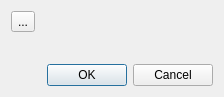
This is src/librssguard/gui/dialogs/formaddeditlabel.ui in norbusan/rssguard-debian as Qt 5 draws it before an edit. The edited form follows.
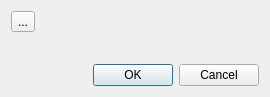
This is the edited form. Custom widgets are drawn as their Qt base class.

What changed in the file:
```diff
--- a/src/librssguard/gui/dialogs/formaddeditlabel.ui
+++ b/src/librssguard/gui/dialogs/formaddeditlabel.ui
@@ -6,7 +6,7 @@
    <rect>
     <x>0</x>
     <y>0</y>
-    <width>224</width>
+    <width>270</width>
     <height>97</height>
    </rect>
   </property>
```
